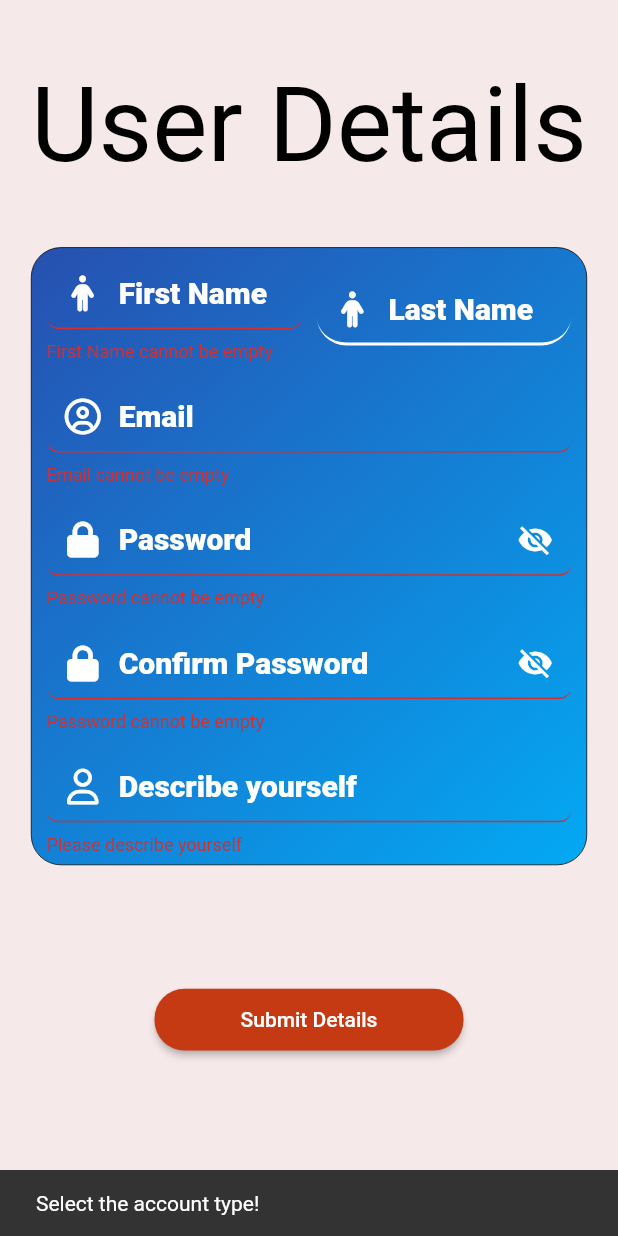
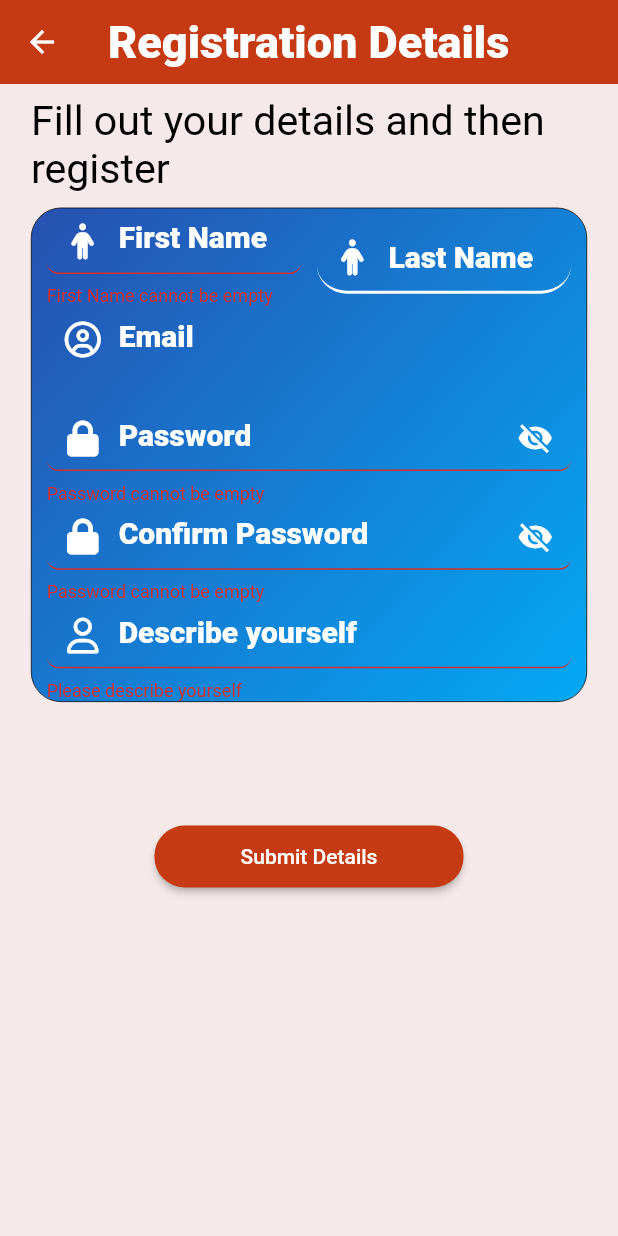
Before and after one commit to singhayush20/blog_app, a Flutter app: the RegisterDetails screen opened directly with empty values, after a tap on "Submit Details", on a phone screen of 412 x 824 dp. Run offline on Flutter 3.47's test engine with Material 2 defaults, Android fonts, the phone set to English and light mode, and no system bars; drawn by our look-alikes of loader_overlay; our stand-ins replace cached_network_image, dio, email_validator, font_awesome_flutter, get, loading_indicator and 2 more; accounts and stored records are empty; network calls fail.

Commit message:
Login and Auth

```diff
--- a/lib/Pages/login_and_auth/RegisterDetails.dart
+++ b/lib/Pages/login_and_auth/RegisterDetails.dart
@@ -6,6 +6,7 @@ import 'package:flutter/material.dart';
 import 'package:font_awesome_flutter/font_awesome_flutter.dart';
 import 'package:loader_overlay/loader_overlay.dart';
 import 'package:get/get.dart';
+import 'package:sizer/sizer.dart';
 
 class RegisterDetails extends StatefulWidget {
   String? email;
@@ -27,7 +28,14 @@ class _RegisterDetailsState extends State<RegisterDetails> {
   final _aboutController = TextEditingController();
   bool isPasswordVisible = true;
 
-  String? userRole;
+  @override
+  void initState() {
+    super.initState();
+    setState() {
+      _emailController.text = widget.email ?? '';
+    }
+  }
+
   @override
   Widget build(BuildContext context) {
     final width = MediaQuery.of(context).size.width;
@@ -35,6 +43,11 @@ class _RegisterDetailsState extends State<RegisterDetails> {
 
     return Scaffold(
       resizeToAvoidBottomInset: false,
+      appBar: AppBar(
+        title: Text(
+          'Registration Details',
+        ),
+      ),
       body: Container(
         margin: EdgeInsets.symmetric(
           horizontal: width * 0.05,
@@ -51,16 +64,15 @@ class _RegisterDetailsState extends State<RegisterDetails> {
           child: Column(
             children: [
               Container(
-                height: height * 0.2,
-                child: FittedBox(
-                  child: Text(
-                    "User Details",
-                    style: TextStyle(color: Colors.black),
-                  ),
+                height: height * 0.1,
+                alignment: Alignment.centerLeft,
+                child: Text(
+                  "Fill out your details and then register",
+                  style: TextStyle(color: Colors.black, fontSize: 20.sp),
                 ),
               ),
               Container(
-                height: height * 0.5,
+                height: height * 0.4,
                 padding: EdgeInsets.symmetric(
                   horizontal: 10,
                 ),
@@ -148,6 +160,7 @@ class _RegisterDetailsState extends State<RegisterDetails> {
                               children: [
                                 Expanded(
                                   child: TextFormField(
+                                    enabled: false,
                                     controller: _emailController,
                                     obscureText: false,
                                     cursorColor: Colors.white,
@@ -262,8 +275,8 @@ class _RegisterDetailsState extends State<RegisterDetails> {
                               validator: (value) {
                                 if (value!.isEmpty) {
                                   return 'Password cannot be empty';
-                                } else if (value.length < 8) {
-                                  return "Password must be atleast 8 characters long";
+                                } else if (value.length < 6) {
+                                  return "Password must be atleast 6 characters long";
                                 } else {
                                   return null;
                                 }
@@ -372,7 +385,7 @@ class _RegisterDetailsState extends State<RegisterDetails> {
                 child: ElevatedButton(
                   onPressed: () async {
                     // save the details to the database
-                    if (_formKey.currentState!.validate() && userRole != null) {
+                    if (_formKey.currentState!.validate()) {
                       final UserService userService = UserService();
                       context.loaderOverlay.show();
                       String code = await userService.registerUser(
@@ -385,18 +398,14 @@ class _RegisterDetailsState extends State<RegisterDetails> {
 
                       if (code == "2000") {
                         Get.snackbar("Successful",
-                            "You have been registered successfully");
+                            "You have been registered successfully",
+                            snackPosition: SnackPosition.BOTTOM);
                         Get.offAll(const LoginPage());
                       } else {
                         Get.snackbar(
-                            "Failed", "Registration was not successful!");
+                            "Failed", "Registration was not successful!",
+                            snackPosition: SnackPosition.BOTTOM);
                       }
-                    } else if (userRole == null) {
-                      ScaffoldMessenger.of(context).showSnackBar(
-                        SnackBar(
-                          content: Text('Select the account type!'),
-                        ),
-                      );
                     }
                   },
                   child: Text(
--- a/lib/constants/app_constants.dart
+++ b/lib/constants/app_constants.dart
@@ -2,7 +2,7 @@ import 'package:blog_app/constants/Themes.dart';
 import 'package:flutter/material.dart';
 import 'package:loading_indicator/loading_indicator.dart';
 
-const String domain = "https://586f-89-39-107-198.eu.ngrok.io";
+const String domain = "https://eed1-14-139-240-85.in.ngrok.io";
 const BEARER_TOKEN = "BEARER TOKEN";
 const IS_LOGGED_IN = "isLoggedIn";
 const Bearer = "Bearer ";
--- a/lib/main.dart
+++ b/lib/main.dart
@@ -1,4 +1,5 @@
 import 'dart:developer';
+import 'package:blog_app/Pages/Home/HomePage.dart';
 import 'package:blog_app/constants/Themes.dart';
 import 'package:blog_app/constants/app_constants.dart';
 import 'package:blog_app/Pages/login_and_auth/LoginPage.dart';
@@ -45,7 +46,7 @@ class MyApp extends StatelessWidget {
           return GetMaterialApp(
             debugShowCheckedModeBanner: false,
             theme: lightThemeData,
-            home: (isLoggedIn == false) ? LoginPage() : LoginPage(),
+            home: (isLoggedIn == false) ? LoginPage() : HomePage(),
           );
         }),
       ),
--- a/lib/network_util/API.dart
+++ b/lib/network_util/API.dart
@@ -20,7 +20,7 @@ class API {
   Future<Map<String, dynamic>> sendEmailVerificationOTP(
       {required String email}) async {
     Map<String, String> data = {"email": email};
-    log('Sending otp for email verification: $data');
+    log('Sending otp for email verification: $data  and url: $sendEmailVerificationOTPUrl');
     Response response =
         await _dio.post(sendEmailVerificationOTPUrl, queryParameters: data);
     log('email otp response: $response');
@@ -85,9 +85,9 @@ class API {
 
   //6.
   Future<Map<String, dynamic>> register({required userData}) async {
-    log('Logging in user for: $userData');
-    Response response = await _dio.post(loginUrl, data: userData);
-    log('login user response: $response');
+    log(' Registering user for: $userData');
+    Response response = await _dio.post(registerUrl, data: userData);
+    log('register user response: $response');
     return response.data;
   }
 }
```
Also changed, not shown: lib/Pages/login_and_auth/LoginPage.dart (+3 -21 lines), lib/Pages/login_and_auth/RegisterScreen.dart (+6 -13 lines), lib/Pages/login_and_auth/VerifyEmailOTP.dart (+5 -3 lines), lib/constants/urls.dart (+7 -11 lines).
